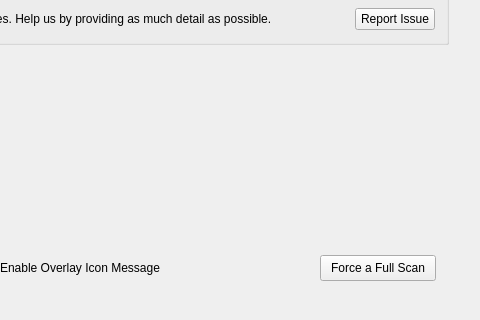
Before: the Qt Designer form src/MEGASync/gui/ui/SettingsDialog.ui in meganz/MEGAsync, drawn with Qt 5; both pictures show x 285 to 765 and y 445 to 765 of the 765 by 765 pixel window.
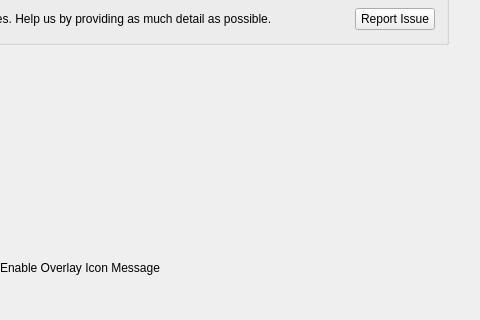
After: the same form once the commit is applied. The open tabs and pages were chosen to show the change. Icons and pictures are not drawn. Custom widgets are drawn as their Qt base class.

Commit message: SNC-4972 : Remove Force full scan button & literal.

What changed in the file:
```diff
--- a/src/MEGASync/gui/ui/SettingsDialog.ui
+++ b/src/MEGASync/gui/ui/SettingsDialog.ui
@@ -2950,37 +2950,6 @@
           <property name="bottomMargin">
            <number>0</number>
           </property>
-          <item>
-           <widget class="QPushButton" name="bFullCheck">
-            <property name="minimumSize">
-             <size>
-              <width>0</width>
-              <height>26</height>
-             </size>
-            </property>
-            <property name="maximumSize">
-             <size>
-              <width>16777215</width>
-              <height>26</height>
-             </size>
-            </property>
-            <property name="cursor">
-             <cursorShape>PointingHandCursor</cursorShape>
-            </property>
-            <property name="text">
-             <string>Force a Full Scan</string>
-            </property>
-            <property name="autoDefault">
-             <bool>false</bool>
-            </property>
-            <property name="type" stdset="0">
-             <string notr="true">primary</string>
-            </property>
-            <property name="dimension" stdset="0">
-             <string notr="true">small</string>
-            </property>
-           </widget>
-          </item>
          </layout>
         </widget>
         <widget class="QWidget" name="wBackupFooter">
```
The commit also changes 1 other file.
